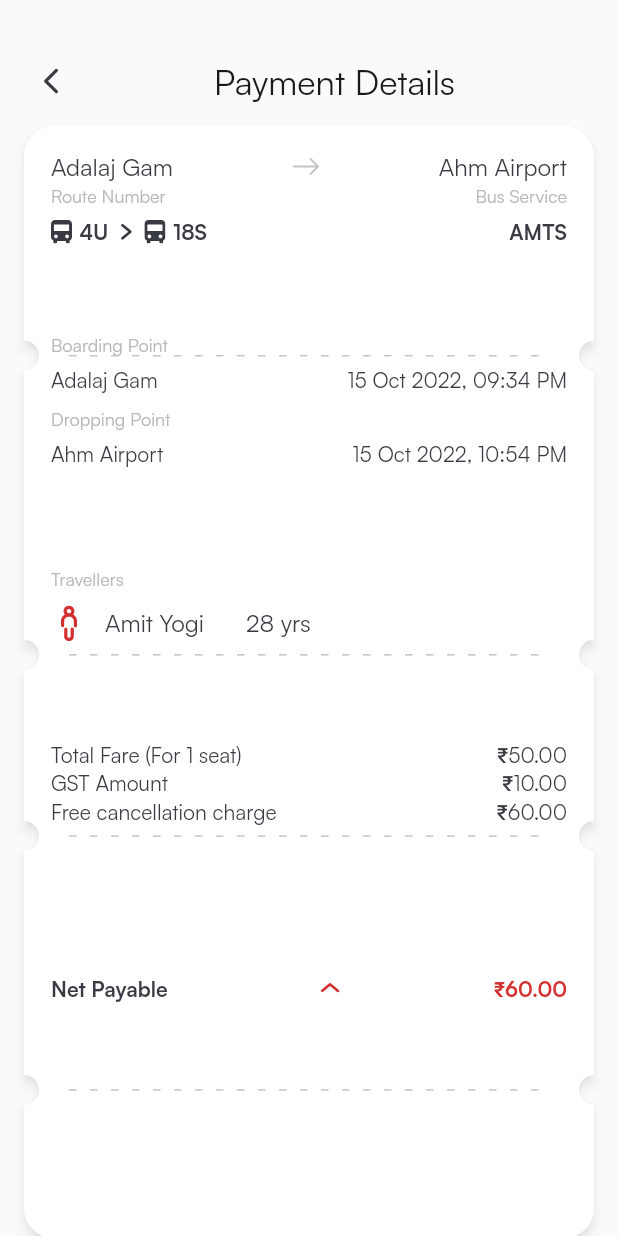
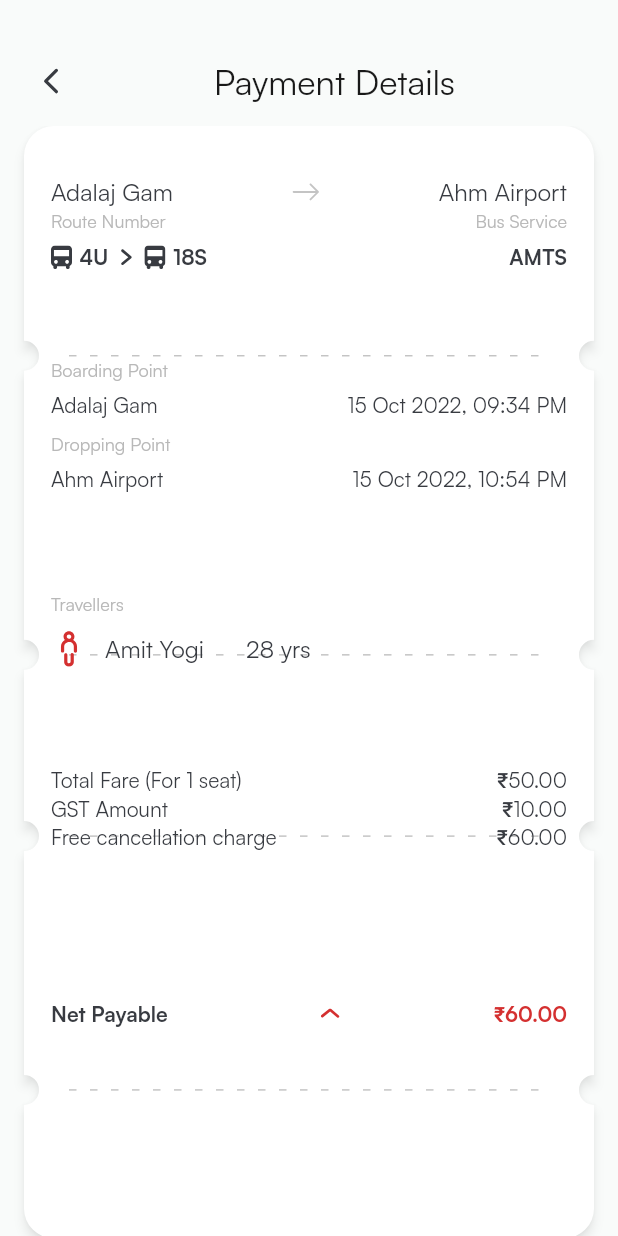
Before and after one commit to AshokSongara/ahmedabad_brts_amts, a Flutter app: the screen it shows after launch, on a phone screen of 412 x 824 dp. Run offline on Flutter 3.47's test engine with Material 2 defaults, Android fonts, the phone set to English and light mode, and no system bars; our stand-ins replace bloc, equatable, flutter_bloc, flutter_svg, get, get_it and 2 more; missing offline and left inert: ticket_widget.

Commit message:
Rushik - Payment Details screen Ui is done

```diff
--- a/lib/presentation/pages/payment_details/payment_details_screen.dart
+++ b/lib/presentation/pages/payment_details/payment_details_screen.dart
@@ -45,7 +45,7 @@ class _PaymentDetailsScreenState extends State<PaymentDetailsScreen> {
                       ),
                       child: Padding(
                         padding:
-                            const EdgeInsets.only(left: 18, right: 18, top: 16),
+                        EdgeInsets.only(left: 18, right: 18, top: MediaQuery.of(context).size.height*0.04),
                         child: Column(
                           children: [
                             Row(
```
